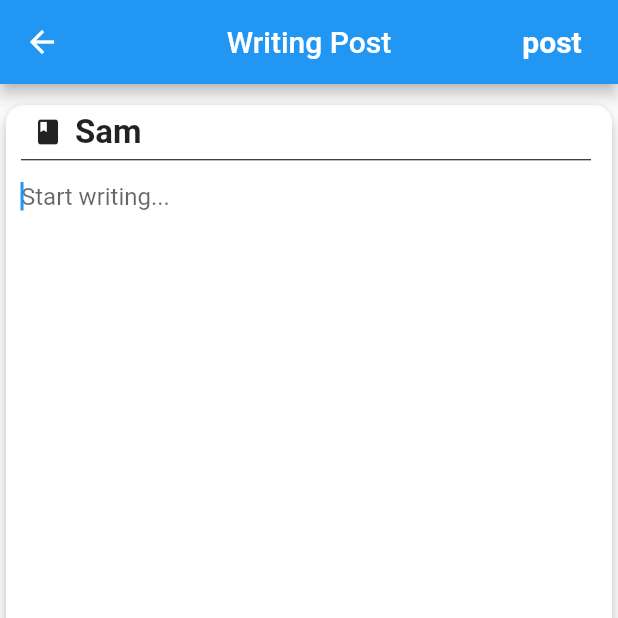
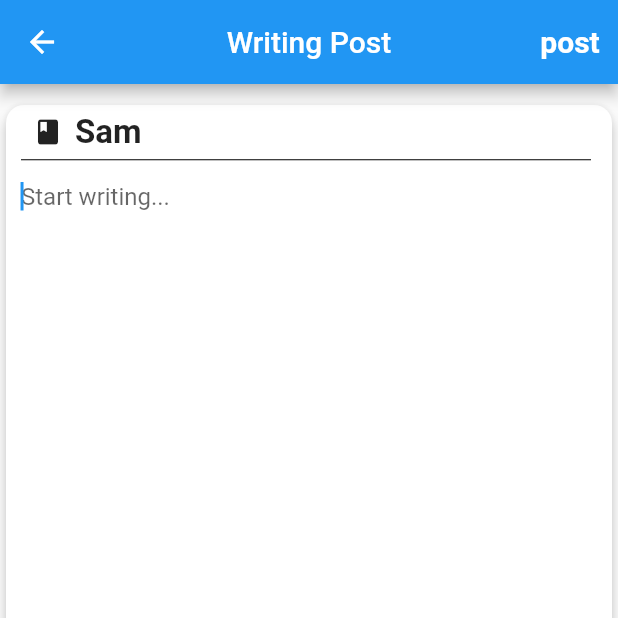
Before and after one commit to MichaelCalbay/projectloner-sdp, a Flutter app: the WritePost screen opened directly, on a phone screen of 412 x 824 dp, the top half of it. Run offline on Flutter 3.47's test engine with Material 2 defaults, Android fonts, the phone set to English and light mode, and no system bars; drawn by our look-alikes of keyboard_actions; our stand-ins replace bloc, cloud_firestore, equatable, firebase_auth, firebase_core, firebase_storage and 6 more; missing offline and left inert: instabug_flutter; accounts and stored records are empty.

Commit message:
TextButton

```diff
--- a/lib/forums/write_post.dart
+++ b/lib/forums/write_post.dart
@@ -11,13 +11,12 @@ class WritePost extends StatefulWidget {
 }
 
 class _WritePostState extends State<WritePost> {
-
   final FocusNode _nodeText1 = FocusNode();
   FocusNode writingTextFocus = FocusNode();
   TextEditingController writingTextController = TextEditingController();
   bool _isLoading = false;
 
-  KeyboardActionsConfig buildConfig(BuildContext context){
+  KeyboardActionsConfig buildConfig(BuildContext context) {
     return KeyboardActionsConfig(
         keyboardActionsPlatform: KeyboardActionsPlatform.ALL,
         keyboardBarColor: Colors.grey[200],
@@ -31,17 +30,17 @@ class _WritePostState extends State<WritePost> {
             displayArrows: false,
             focusNode: writingTextFocus,
             toolbarButtons: [
-                  (node){
+              (node) {
                 return GestureDetector(
-                  onTap: (){
+                  onTap: () {
                     print('Close view');
                     Navigator.pop(context);
                     node.unfocus();
                   },
                   child: Container(
                     color: Colors.grey[200],
-                    padding: EdgeInsets.all(8.0),
-                    child: Text(
+                    padding: const EdgeInsets.all(8.0),
+                    child: const Text(
                       "Image",
                       style: TextStyle(
                           color: Colors.black,
@@ -73,12 +72,10 @@ class _WritePostState extends State<WritePost> {
               // },
             ],
           ),
-        ]
-    );
+        ]);
   }
 
-  Future<void> sentPostInFireBase(String postContent) async{
-
+  Future<void> sentPostInFireBase(String postContent) async {
     setState(() {
       _isLoading = true;
     });
@@ -87,48 +84,47 @@ class _WritePostState extends State<WritePost> {
       'userName': 'Sam',
       'userThumbnail': '',
       'postTimeStamp': DateTime.now().millisecondsSinceEpoch,
-      'postContent':postContent,
-      'postImage':'testUserName',
+      'postContent': postContent,
+      'postImage': 'testUserName',
       'postLikeCounter': 0,
       'postCommentCounter': 0
-
     });
     setState(() {
       _isLoading = false;
     });
     Navigator.pop(context);
-
   }
 
   @override
   Widget build(BuildContext context) {
-
     final size = MediaQuery.of(context).size;
 
     return Scaffold(
         appBar: AppBar(
-          title: Text('Writing Post'),
+          title: const Text('Writing Post'),
           centerTitle: true,
           actions: <Widget>[
-            FlatButton(
-              onPressed: () => sentPostInFireBase(writingTextController.text)
-              ,
-              child: Text('post',
-                style: TextStyle(fontSize:  20,
+            TextButton(
+              onPressed: () => sentPostInFireBase(writingTextController.text),
+              child: const Text(
+                'post',
+                style: TextStyle(
+                    fontSize: 20,
                     color: Colors.white,
-                    fontWeight: FontWeight.bold
-                ),
+                    fontWeight: FontWeight.bold),
               ),
             )
           ],
         ),
-        body:  KeyboardActions(
+        body: KeyboardActions(
           config: buildConfig(context),
           child: Stack(
             children: [
               Column(
                 children: <Widget>[
-                  SizedBox(height: 10,),
+                  const SizedBox(
+                    height: 10,
+                  ),
                   Container(
                     child: Card(
                       color: Colors.white,
@@ -138,31 +134,41 @@ class _WritePostState extends State<WritePost> {
                       ),
                       child: Container(
                         width: size.width,
-                        height: size.height -MediaQuery.of(context).viewInsets.bottom - 80,
+                        height: size.height -
+                            MediaQuery.of(context).viewInsets.bottom -
+                            80,
                         child: Padding(
-                          padding: const EdgeInsets.only(right: 14.0, left:10.0),
+                          padding:
+                              const EdgeInsets.only(right: 14.0, left: 10.0),
                           child: Column(
                             crossAxisAlignment: CrossAxisAlignment.start,
                             children: <Widget>[
                               Row(
                                 crossAxisAlignment: CrossAxisAlignment.center,
-                                children: <Widget>[
+                                children: const <Widget>[
                                   Padding(
-                                    padding: const EdgeInsets.all(8.0),
-                                    child: Icon(Icons.book, size:20,),
+                                    padding: EdgeInsets.all(8.0),
+                                    child: Icon(
+                                      Icons.book,
+                                      size: 20,
                                     ),
-                                  Text('Sam', style: TextStyle(
+                                  ),
+                                  Text(
+                                    'Sam',
+                                    style: TextStyle(
                                         fontSize: 22,
-                                      fontWeight: FontWeight.bold
-                                  ),
+                                        fontWeight: FontWeight.bold),
                                   )
                                 ],
                               ),
-                              Divider(height:1, color: Colors.black,),
+                              const Divider(
+                                height: 1,
+                                color: Colors.black,
+                              ),
                               TextFormField(
                                 autofocus: true,
                                 focusNode: writingTextFocus,
-                                decoration: InputDecoration(
+                                decoration: const InputDecoration(
                                   border: InputBorder.none,
                                   hintText: 'Start writing...',
                                   hintMaxLines: 4,
@@ -179,17 +185,18 @@ class _WritePostState extends State<WritePost> {
                   )
                 ],
               ),
-              _isLoading ? Positioned(
+              _isLoading
+                  ? Positioned(
                       child: Container(
                         child: const Center(
                           child: CircularProgressIndicator(),
                         ),
                         color: Colors.white.withOpacity(0.8),
                       ),
-              ) : Container()
+                    )
+                  : Container()
             ],
           ),
-        )
-    );
+        ));
   }
 }
```
Also changed, not shown: lib/forum/add_post.dart (+40 -40 lines), pubspec.lock. Lines whose indentation alone changed are shown as unchanged.
